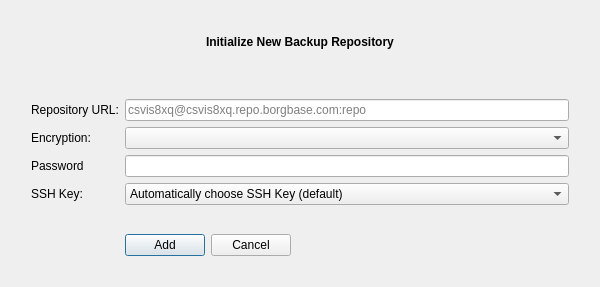
Qt form vorta/UI/repoadd.ui (borgbase/vorta) before a commit.
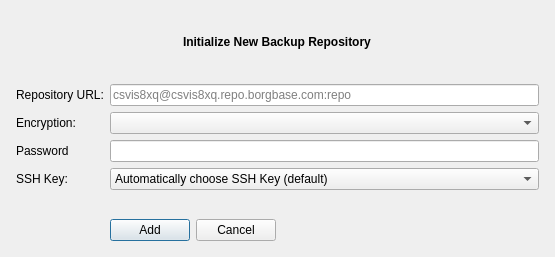
The same form after that commit.

Commit message: Bugfix in borg-runner.

```diff
--- a/vorta/UI/repoadd.ui
+++ b/vorta/UI/repoadd.ui
@@ -6,8 +6,8 @@
    <rect>
     <x>0</x>
     <y>0</y>
-    <width>600</width>
-    <height>287</height>
+    <width>555</width>
+    <height>257</height>
    </rect>
   </property>
   <property name="windowTitle">
@@ -23,16 +23,16 @@
       <enum>QFormLayout::ExpandingFieldsGrow</enum>
      </property>
      <property name="leftMargin">
-      <number>20</number>
+      <number>5</number>
      </property>
      <property name="topMargin">
-      <number>20</number>
+      <number>5</number>
      </property>
      <property name="rightMargin">
-      <number>20</number>
+      <number>5</number>
      </property>
      <property name="bottomMargin">
-      <number>20</number>
+      <number>5</number>
      </property>
      <item row="0" column="0">
       <widget class="QLabel" name="label_2">
@@ -101,7 +101,7 @@
         <enum>Qt::PlainText</enum>
        </property>
        <property name="wordWrap">
-        <bool>false</bool>
+        <bool>true</bool>
        </property>
       </widget>
      </item>
```
The commit also changes 2 other files.
